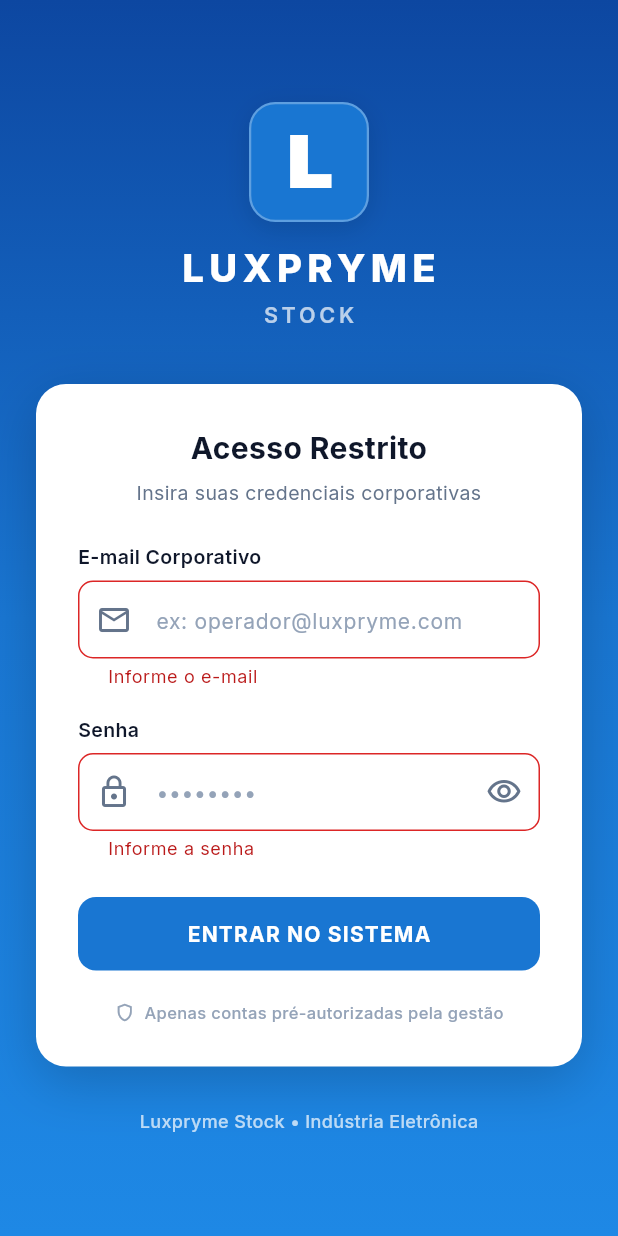
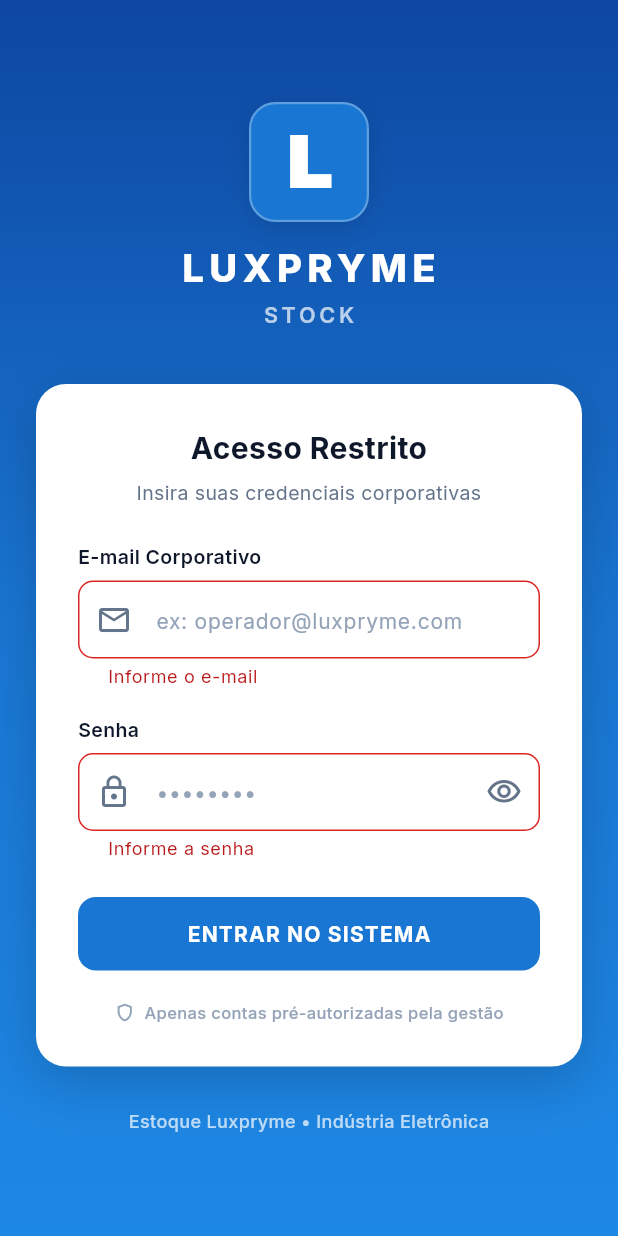
Before and after one commit to tomi-pereyra/luxpryme-stock, a Flutter app: the screen it shows after launch, after a tap on "ENTRAR NO SISTEMA", on a phone screen of 412 x 824 dp. Run offline on Flutter 3.47's test engine with Material 3 defaults, Android fonts, the phone set to English and light mode, and no system bars; our stand-ins replace google_fonts, supabase_flutter; accounts and stored records are empty.

Commit message:
feat: atualizar nome do aplicativo para Estoque Luxpryme e criar manual de uso

```diff
--- a/lib/core/constants/app_constants.dart
+++ b/lib/core/constants/app_constants.dart
@@ -1,8 +1,8 @@
-/// Constantes da aplicação Luxpryme Stock
+/// Constantes da aplicação Estoque Luxpryme
 class AppConstants {
   AppConstants._();
 
-  static const String appName = 'Luxpryme Stock';
+  static const String appName = 'Estoque Luxpryme';
   static const String appTagline = 'Controle de Estoque Industrial';
   static const String appVersion = '1.0.0';
 
--- a/lib/screens/inventory/inventory_screen.dart
+++ b/lib/screens/inventory/inventory_screen.dart
@@ -79,7 +79,7 @@ class _InventoryScreenState extends State<InventoryScreen> {
       context: context,
       builder: (ctx) => AlertDialog(
         title: const Text('Encerrar Sessão'),
-        content: const Text('Deseja realmente sair do sistema Luxpryme Stock?'),
+        content: const Text('Deseja realmente sair do sistema Estoque Luxpryme?'),
         actions: [
           TextButton(
             onPressed: () => Navigator.pop(ctx, false),
```
Also changed, not shown: 7 other files.
